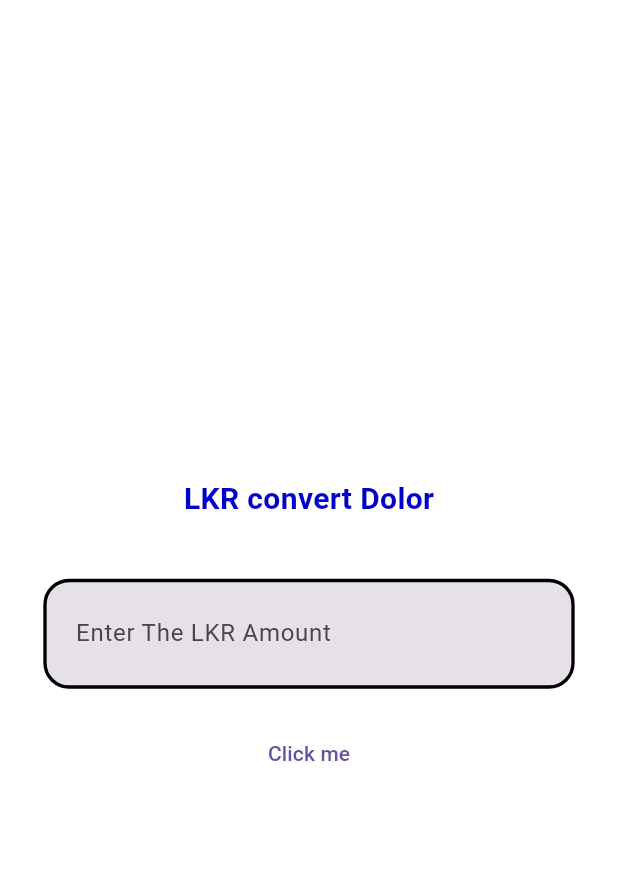
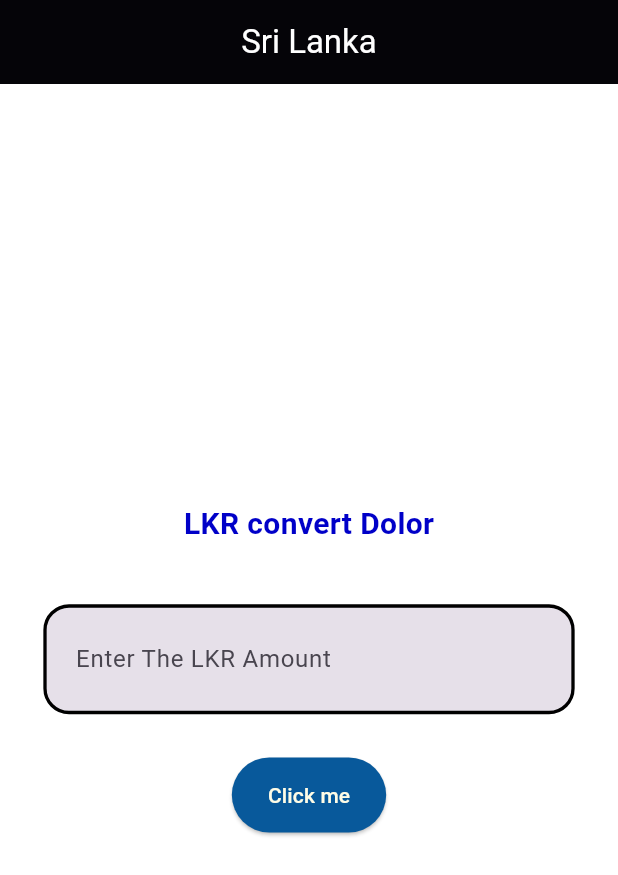
Before and after one commit to R-veesh/flutter_calApp, a Flutter app: the screen it shows after launch, after a tap on "Click me", on a phone screen of 412 x 824 dp. Shown: the top 875 px of the screen. Run offline on Flutter 3.47's test engine with Material 3 defaults, Android fonts, the phone set to English and light mode, and no system bars.

Commit message:
app bar & button

```diff
--- a/lib/WaterialPage.dart
+++ b/lib/WaterialPage.dart
@@ -1,3 +1,4 @@
+import 'package:flutter/foundation.dart';
 import 'package:flutter/material.dart';
 
 class CMaterialPage extends StatelessWidget {
@@ -41,6 +42,15 @@ class CMaterialPage extends StatelessWidget {
       //   ),
       // ),
       backgroundColor: Color.fromARGB(0, 1, 1, 19),
+      appBar: AppBar(
+        backgroundColor: Colors.black,
+        elevation: 1,
+        title: const Text(
+          'Sri Lanka',
+          style: TextStyle(color: Colors.white),
+        ),
+        centerTitle: true,
+      ),
       body: Center(
         child: Column(
           mainAxisAlignment: MainAxisAlignment.center,
@@ -126,11 +136,32 @@ class CMaterialPage extends StatelessWidget {
               ),
             ),
             //button
-            TextButton(
-              onPressed: () {
-                print('done');
-              },
-              child: Text('Click me'),
+            Container(
+              padding: const EdgeInsets.all(10.0),
+              child: ElevatedButton(
+                //TextButton(
+                onPressed: () {
+                  //debug , release, profile
+                  if (kDebugMode) {
+                    print('done');
+                  }
+                },
+                // style: const ButtonStyle(
+                //   elevation:  MaterialStatePropertyAll(5.0),
+                //   backgroundColor:  MaterialStatePropertyAll(Color.fromARGB(255, 192, 172, 114)),
+                //   foregroundColor:  MaterialStatePropertyAll(Colors.black),
+                //   minimumSize: MaterialStatePropertyAll(Size(200, 50)),
+                // ),
+                style: TextButton.styleFrom(
+                  backgroundColor: const Color.fromARGB(255, 8, 89, 155),
+                  foregroundColor: Colors.yellow[50],
+                  minimumSize: const Size(double.minPositive, 50),
+                  // shape: RoundedRectangleBorder(
+                  //   borderRadius: BorderRadius.circular(5),
+                  // ),
+                ),
+                child: Text('Click me'),
+              ),
             ),
           ],
         ),
```
